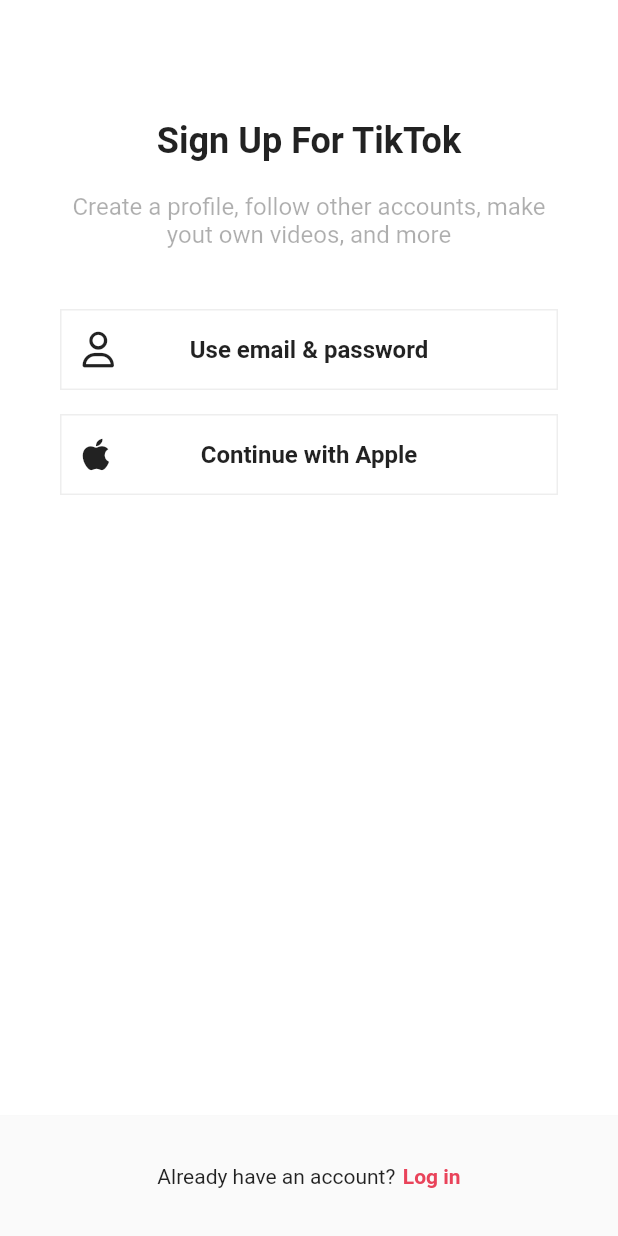
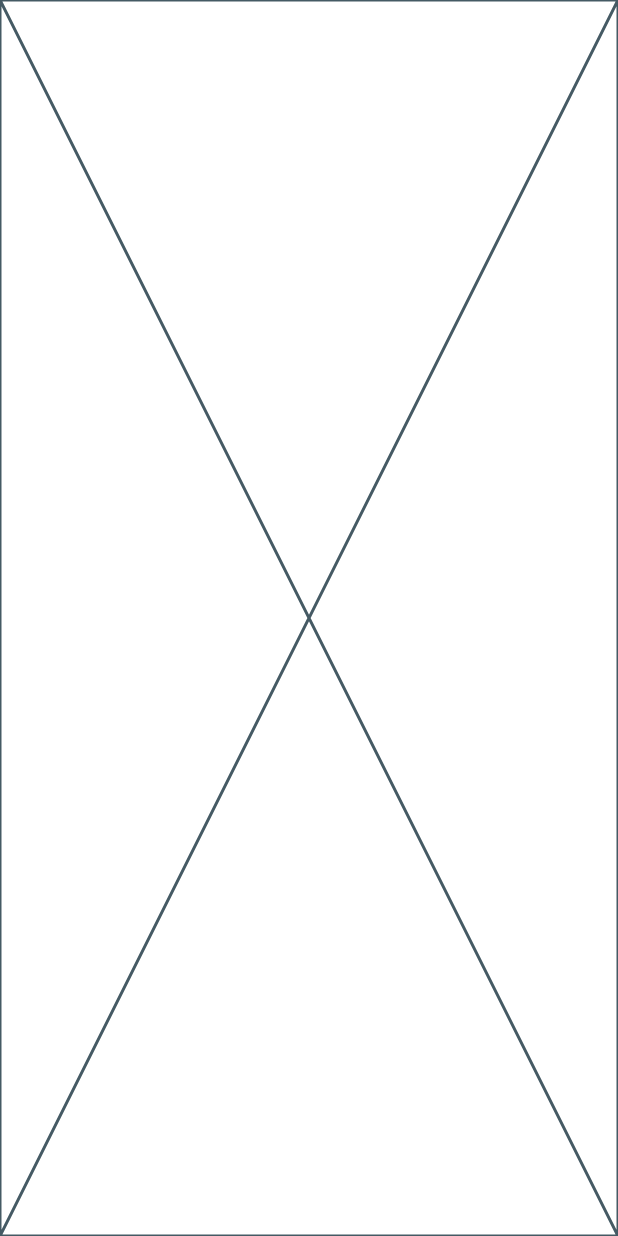
Before and after one commit to wogks/kill_tiktok, a Flutter app: the screen it shows after launch, on a phone screen of 412 x 824 dp. Run offline on Flutter 3.47's test engine with Material 2 defaults, Android fonts, the phone set to English and light mode, and no system bars; our stand-ins replace font_awesome_flutter, go_router, marquee, video_player, visibility_detector.

Commit message:
Feat: install

```diff
--- /dev/null
+++ b/lib/features/videos/video_recording_screen.dart
@@ -0,0 +1,16 @@
+import 'package:flutter/src/widgets/framework.dart';
+import 'package:flutter/src/widgets/placeholder.dart';
+
+class VideoRecordingScreen extends StatefulWidget {
+  const VideoRecordingScreen({super.key});
+
+  @override
+  State<VideoRecordingScreen> createState() => _VideoRecordingScreenState();
+}
+
+class _VideoRecordingScreenState extends State<VideoRecordingScreen> {
+  @override
+  Widget build(BuildContext context) {
+    return const Placeholder();
+  }
+}
--- a/lib/router.dart
+++ b/lib/router.dart
@@ -1,57 +1,11 @@
-import 'package:flutter/material.dart';
 import 'package:go_router/go_router.dart';
-import 'package:kill_tiktok/features/authentication/email_screen.dart';
-import 'package:kill_tiktok/features/authentication/login_screen.dart';
-import 'package:kill_tiktok/features/authentication/sign_up_screen.dart';
-import 'package:kill_tiktok/features/authentication/user_name_screen.dart';
-import 'package:kill_tiktok/features/users/user_profile_screen.dart';
+import 'package:kill_tiktok/features/videos/video_recording_screen.dart';
 
 final router = GoRouter(
   routes: [
     GoRoute(
-        name: SignUpScreen.routeName,
-        path: SignUpScreen.routeURL,
-        builder: (context, state) => const SignUpScreen(),
-        routes: [
-          GoRoute(
-            path: UsernameScreen.routeURL,
-            name: UsernameScreen.routeName,
-            builder: (context, state) => const UsernameScreen(),
-          ),
-          GoRoute(
-            name: EmailScreen.routeName,
-        path: EmailScreen.routeURL,
-        builder: (context, state) {
-          final args = state.extra as EmailScreenArgs;
-          return EmailScreen(username: args.username);
-        }),
-        ]),
-    // GoRoute(
-    //     path: LoginScreen.routeName,
-    //     builder: (context, state) => const LoginScreen()),
-
-
-    // GoRoute(
-    //   name: 'username_screen',
-    //     path: UsernameScreen.routeName,
-    //     pageBuilder: (context, state) {
-    //       return CustomTransitionPage(
-    //         child: const UsernameScreen(),
-    //         transitionsBuilder:
-    //             (context, animation, secondaryAnimation, child) {
-    //           return FadeTransition(opacity: animation, child: ScaleTransition(scale: animation,child: child,),);
-    //         },
-    //       );
-    //     }),
-
-    GoRoute(
-      path: '/users/:username',
-      builder: (context, state) {
-        final username = state.params['username'];
-        final tab = state.queryParams['show'];
-        print(state.params);
-        return UserProfileScreen(username: username!, tab: tab!);
-      },
+      path: '/',
+      builder: (context, state) => const VideoRecordingScreen(),
     )
   ],
 );
--- a/pubspec.yaml
+++ b/pubspec.yaml
@@ -42,6 +42,8 @@ dependencies:
   marquee: ^2.2.3
   google_fonts: ^4.0.3
   go_router: 6.0.2
+  camera: ^0.10.3+2
+  permission_handler: ^10.2.0
 
 dev_dependencies:
   flutter_test:
```
Also changed, not shown: pubspec.lock, 2 other files.
